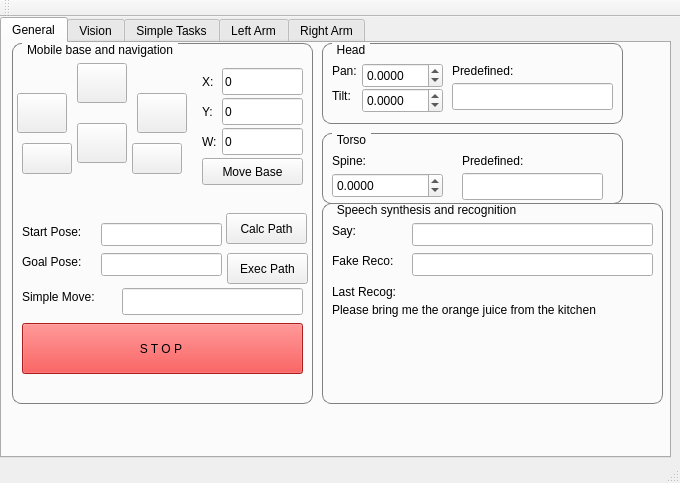
mnegretev/Mobile-Robots-2024-2, file catkin_ws/src/hri/justina_gui/src/MainWindow.ui: the form before one commit.
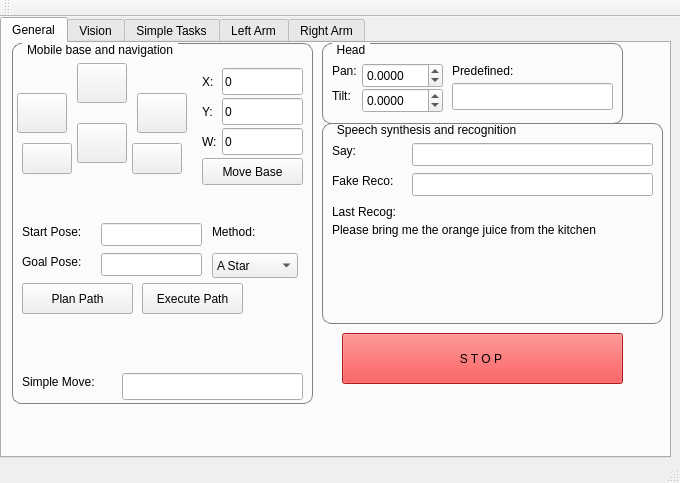
The form after the commit.

What changed in the file:
```diff
--- a/catkin_ws/src/hri/justina_gui/src/MainWindow.ui
+++ b/catkin_ws/src/hri/justina_gui/src/MainWindow.ui
@@ -69,14 +69,14 @@
       <widget class="QPushButton" name="navBtnExecPath">
        <property name="geometry">
         <rect>
-         <x>215</x>
-         <y>210</y>
-         <width>81</width>
+         <x>130</x>
+         <y>240</y>
+         <width>101</width>
          <height>31</height>
         </rect>
        </property>
        <property name="text">
-        <string>Exec Path</string>
+        <string>Execute Path</string>
        </property>
       </widget>
       <widget class="QLineEdit" name="navTxtStartPose">
@@ -84,7 +84,7 @@
         <rect>
          <x>89</x>
          <y>180</y>
-         <width>121</width>
+         <width>101</width>
          <height>23</height>
         </rect>
        </property>
@@ -94,7 +94,7 @@
         <rect>
          <x>89</x>
          <y>210</y>
-         <width>121</width>
+         <width>101</width>
          <height>23</height>
         </rect>
        </property>
@@ -115,14 +115,14 @@
       <widget class="QPushButton" name="navBtnCalcPath">
        <property name="geometry">
         <rect>
-         <x>214</x>
-         <y>170</y>
-         <width>81</width>
+         <x>10</x>
+         <y>240</y>
+         <width>111</width>
          <height>31</height>
         </rect>
        </property>
        <property name="text">
-        <string>Calc Path</string>
+        <string>Plan Path</string>
        </property>
       </widget>
       <widget class="QLabel" name="navLblGoalPose">
@@ -142,7 +142,7 @@
        <property name="geometry">
         <rect>
          <x>10</x>
-         <y>245</y>
+         <y>330</y>
          <width>101</width>
          <height>17</height>
         </rect>
@@ -155,7 +155,7 @@
        <property name="geometry">
         <rect>
          <x>110</x>
-         <y>245</y>
+         <y>330</y>
          <width>181</width>
          <height>27</height>
         </rect>
@@ -328,461 +328,6 @@
         <string>0</string>
        </property>
       </widget>
-      <widget class="QPushButton" name="btnStop">
-       <property name="geometry">
-        <rect>
-         <x>10</x>
-         <y>280</y>
-         <width>281</width>
-         <height>51</height>
-        </rect>
-       </property>
-       <property name="palette">
-        <palette>
-         <active>
-          <colorrole role="WindowText">
-           <brush brushstyle="SolidPattern">
-            <color alpha="255">
-             <red>0</red>
-             <green>0</green>
-             <blue>0</blue>
-            </color>
-           </brush>
-          </colorrole>
-          <colorrole role="Button">
-           <brush brushstyle="SolidPattern">
-            <color alpha="255">
-             <red>239</red>
-             <green>41</green>
-             <blue>41</blue>
-            </color>
-           </brush>
-          </colorrole>
-          <colorrole role="Light">
-           <brush brushstyle="SolidPattern">
-            <color alpha="255">
-             <red>255</red>
-             <green>147</green>
-             <blue>147</blue>
-            </color>
-           </brush>
-          </colorrole>
-          <colorrole role="Midlight">
-           <brush brushstyle="SolidPattern">
-            <color alpha="255">
-             <red>247</red>
-             <green>94</green>
-             <blue>94</blue>
-            </color>
-           </brush>
-          </colorrole>
-          <colorrole role="Dark">
-           <brush brushstyle="SolidPattern">
-            <color alpha="255">
-             <red>119</red>
-             <green>20</green>
-             <blue>20</blue>
-            </color>
-           </brush>
-          </colorrole>
-          <colorrole role="Mid">
-           <brush brushstyle="SolidPattern">
-            <color alpha="255">
-             <red>159</red>
-             <green>27</green>
-             <blue>27</blue>
-            </color>
-           </brush>
-          </colorrole>
-          <colorrole role="Text">
-           <brush brushstyle="SolidPattern">
-            <color alpha="255">
-             <red>0</red>
-             <green>0</green>
-             <blue>0</blue>
-            </color>
-           </brush>
-          </colorrole>
-          <colorrole role="BrightText">
-           <brush brushstyle="SolidPattern">
-            <color alpha="255">
-             <red>255</red>
-             <green>255</green>
-             <blue>255</blue>
-            </color>
-           </brush>
-          </colorrole>
-          <colorrole role="ButtonText">
-           <brush brushstyle="SolidPattern">
-            <color alpha="255">
-             <red>0</red>
-             <green>0</green>
-             <blue>0</blue>
-            </color>
-           </brush>
-          </colorrole>
-          <colorrole role="Base">
-           <brush brushstyle="SolidPattern">
-            <color alpha="255">
-             <red>255</red>
-             <green>255</green>
-             <blue>255</blue>
-            </color>
-           </brush>
-          </colorrole>
-          <colorrole role="Window">
-           <brush brushstyle="SolidPattern">
-            <color alpha="255">
-             <red>239</red>
-             <green>41</green>
-             <blue>41</blue>
-            </color>
-           </brush>
-          </colorrole>
-          <colorrole role="Shadow">
-           <brush brushstyle="SolidPattern">
-            <color alpha="255">
-             <red>0</red>
-             <green>0</green>
-             <blue>0</blue>
-            </color>
-           </brush>
-          </colorrole>
-          <colorrole role="AlternateBase">
-           <brush brushstyle="SolidPattern">
-            <color alpha="255">
-             <red>247</red>
-             <green>148</green>
-             <blue>148</blue>
-            </color>
-           </brush>
-          </colorrole>
-          <colorrole role="ToolTipBase">
-           <brush brushstyle="SolidPattern">
-            <color alpha="255">
-             <red>255</red>
-             <green>255</green>
-             <blue>220</blue>
-            </color>
-           </brush>
-          </colorrole>
-          <colorrole role="ToolTipText">
-           <brush brushstyle="SolidPattern">
-            <color alpha="255">
-             <red>0</red>
-             <green>0</green>
-             <blue>0</blue>
-            </color>
-           </brush>
-          </colorrole>
-          <colorrole role="PlaceholderText">
-           <brush brushstyle="NoBrush">
-            <color alpha="128">
-             <red>0</red>
-             <green>0</green>
-             <blue>0</blue>
-            </color>
-           </brush>
-          </colorrole>
-         </active>
-         <inactive>
-          <colorrole role="WindowText">
-           <brush brushstyle="SolidPattern">
-            <color alpha="255">
-             <red>0</red>
-             <green>0</green>
-             <blue>0</blue>
-            </color>
-           </brush>
-          </colorrole>
-          <colorrole role="Button">
-           <brush brushstyle="SolidPattern">
-            <color alpha="255">
-             <red>239</red>
-             <green>41</green>
-             <blue>41</blue>
-            </color>
-           </brush>
-          </colorrole>
-          <colorrole role="Light">
-           <brush brushstyle="SolidPattern">
-            <color alpha="255">
-             <red>255</red>
-             <green>147</green>
-             <blue>147</blue>
-            </color>
-           </brush>
-          </colorrole>
-          <colorrole role="Midlight">
-           <brush brushstyle="SolidPattern">
-            <color alpha="255">
-             <red>247</red>
-             <green>94</green>
-             <blue>94</blue>
-            </color>
-           </brush>
-          </colorrole>
-          <colorrole role="Dark">
-           <brush brushstyle="SolidPattern">
-            <color alpha="255">
-             <red>119</red>
-             <green>20</green>
-             <blue>20</blue>
-            </color>
-           </brush>
-          </colorrole>
-          <colorrole role="Mid">
-           <brush brushstyle="SolidPattern">
-            <color alpha="255">
-             <red>159</red>
-             <green>27</green>
-             <blue>27</blue>
-            </color>
-           </brush>
-          </colorrole>
-          <colorrole role="Text">
-           <brush brushstyle="SolidPattern">
-            <color alpha="255">
-             <red>0</red>
-             <green>0</green>
-             <blue>0</blue>
-            </color>
-           </brush>
-          </colorrole>
-          <colorrole role="BrightText">
-           <brush brushstyle="SolidPattern">
-            <color alpha="255">
-             <red>255</red>
-             <green>255</green>
-             <blue>255</blue>
-            </color>
-           </brush>
-          </colorrole>
-          <colorrole role="ButtonText">
-           <brush brushstyle="SolidPattern">
-            <color alpha="255">
-             <red>0</red>
-             <green>0</green>
-             <blue>0</blue>
-            </color>
-           </brush>
-          </colorrole>
-          <colorrole role="Base">
-           <brush brushstyle="SolidPattern">
-            <color alpha="255">
-             <red>255</red>
-             <green>255</green>
-             <blue>255</blue>
-            </color>
-           </brush>
-          </colorrole>
-          <colorrole role="Window">
-           <brush brushstyle="SolidPattern">
-            <color alpha="255">
-             <red>239</red>
-             <green>41</green>
-             <blue>41</blue>
-            </color>
-           </brush>
-          </colorrole>
-          <colorrole role="Shadow">
-           <brush brushstyle="SolidPattern">
-            <color alpha="255">
-             <red>0</red>
-             <green>0</green>
-             <blue>0</blue>
-            </color>
-           </brush>
-          </colorrole>
-          <colorrole role="AlternateBase">
-           <brush brushstyle="SolidPattern">
-            <color alpha="255">
-             <red>247</red>
-             <green>148</green>
-             <blue>148</blue>
-            </color>
-           </brush>
-          </colorrole>
-          <colorrole role="ToolTipBase">
-           <brush brushstyle="SolidPattern">
-            <color alpha="255">
-             <red>255</red>
-             <green>255</green>
-             <blue>220</blue>
-            </color>
-           </brush>
-          </colorrole>
-          <colorrole role="ToolTipText">
-           <brush brushstyle="SolidPattern">
-            <color alpha="255">
-             <red>0</red>
-             <green>0</green>
-             <blue>0</blue>
-            </color>
-           </brush>
-          </colorrole>
-          <colorrole role="PlaceholderText">
-           <brush brushstyle="NoBrush">
-            <color alpha="128">
-             <red>0</red>
-             <green>0</green>
-             <blue>0</blue>
-            </color>
-           </brush>
-          </colorrole>
-         </inactive>
-         <disabled>
-          <colorrole role="WindowText">
-           <brush brushstyle="SolidPattern">
-            <color alpha="255">
-             <red>119</red>
-             <green>20</green>
-             <blue>20</blue>
-            </color>
-           </brush>
-          </colorrole>
-          <colorrole role="Button">
-           <brush brushstyle="SolidPattern">
-            <color alpha="255">
-             <red>239</red>
-             <green>41</green>
-             <blue>41</blue>
-            </color>
-           </brush>
-          </colorrole>
-          <colorrole role="Light">
-           <brush brushstyle="SolidPattern">
-            <color alpha="255">
-             <red>255</red>
-             <green>147</green>
-             <blue>147</blue>
-            </color>
-           </brush>
-          </colorrole>
-          <colorrole role="Midlight">
-           <brush brushstyle="SolidPattern">
-            <color alpha="255">
-             <red>247</red>
-             <green>94</green>
-             <blue>94</blue>
-            </color>
-           </brush>
-          </colorrole>
-          <colorrole role="Dark">
-           <brush brushstyle="SolidPattern">
-            <color alpha="255">
-             <red>119</red>
-             <green>20</green>
-             <blue>20</blue>
-            </color>
-           </brush>
-          </colorrole>
-          <colorrole role="Mid">
-           <brush brushstyle="SolidPattern">
-            <color alpha="255">
-             <red>159</red>
-             <green>27</green>
-             <blue>27</blue>
-            </color>
-           </brush>
-          </colorrole>
-          <colorrole role="Text">
-           <brush brushstyle="SolidPattern">
-            <color alpha="255">
-             <red>119</red>
-             <green>20</green>
-             <blue>20</blue>
-            </color>
-           </brush>
-          </colorrole>
-          <colorrole role="BrightText">
-           <brush brushstyle="SolidPattern">
-            <color alpha="255">
-             <red>255</red>
-             <green>255</green>
-             <blue>255</blue>
-            </color>
-           </brush>
-          </colorrole>
-          <colorrole role="ButtonText">
-           <brush brushstyle="SolidPattern">
-            <color alpha="255">
-             <red>119</red>
-             <green>20</green>
-             <blue>20</blue>
-            </color>
-           </brush>
-          </colorrole>
-          <colorrole role="Base">
-           <brush brushstyle="SolidPattern">
-            <color alpha="255">
-             <red>239</red>
-             <green>41</green>
-             <blue>41</blue>
-            </color>
-           </brush>
-          </colorrole>
-          <colorrole role="Window">
-           <brush brushstyle="SolidPattern">
-            <color alpha="255">
-             <red>239</red>
-             <green>41</green>
-             <blue>41</blue>
-            </color>
-           </brush>
-          </colorrole>
-          <colorrole role="Shadow">
-           <brush brushstyle="SolidPattern">
-            <color alpha="255">
-             <red>0</red>
-             <green>0</green>
-             <blue>0</blue>
-            </color>
-           </brush>
-          </colorrole>
-          <colorrole role="AlternateBase">
-           <brush brushstyle="SolidPattern">
-            <color alpha="255">
-             <red>239</red>
-             <green>41</green>
-             <blue>41</blue>
-            </color>
-           </brush>
-          </colorrole>
-          <colorrole role="ToolTipBase">
-           <brush brushstyle="SolidPattern">
-            <color alpha="255">
-             <red>255</red>
-             <green>255</green>
-             <blue>220</blue>
-            </color>
-           </brush>
-          </colorrole>
-          <colorrole role="ToolTipText">
-           <brush brushstyle="SolidPattern">
-            <color alpha="255">
-             <red>0</red>
-             <green>0</green>
-             <blue>0</blue>
-            </color>
-           </brush>
-          </colorrole>
-          <colorrole role="PlaceholderText">
-           <brush brushstyle="NoBrush">
-            <color alpha="128">
-             <red>0</red>
-             <green>0</green>
-             <blue>0</blue>
-            </color>
-           </brush>
-          </colorrole>
-         </disabled>
-        </palette>
-       </property>
-       <property name="text">
-        <string>S T O P </string>
-       </property>
-      </widget>
       <widget class="QPushButton" name="btnRight">
        <property name="geometry">
         <rect>
@@ -821,6 +366,45 @@
         </size>
        </property>
       </widget>
+      <widget class="QComboBox" name="cbPathPlanningMethod">
+       <property name="geometry">
+        <rect>
+         <x>200</x>
+         <y>210</y>
+         <width>86</width>
+         <height>25</height>
+        </rect>
+       </property>
+       <property name="currentText">
+        <string>A Star</string>
+       </property>
+       <property name="currentIndex">
+        <number>0</number>
+       </property>
+       <item>
+        <property name="text">
+         <string>A Star</string>
+        </property>
+       </item>
+       <item>
+        <property name="text">
+         <string>RRT</string>
+        </property>
+       </item>
+      </widget>
+      <widget class="QLabel" name="navLblStartPose_34">
+       <property name="geometry">
+        <rect>
+         <x>200</x>
+         <y>180</y>
+         <width>81</width>
+         <height>17</height>
+        </rect>
+       </property>
+       <property name="text">
+        <string>Method:</string>
+       </property>
+      </widget>
      </widget>
      <widget class="QGroupBox" name="gbHead">
       <property name="geometry">
@@ -938,7 +522,7 @@
       <property name="geometry">
        <rect>
         <x>320</x>
-        <y>160</y>
+        <y>80</y>
         <width>341</width>
         <height>201</height>
        </rect>
@@ -1025,79 +609,460 @@
        </property>
       </widget>
      </widget>
-     <widget class="QGroupBox" name="gbHead_2">
+     <widget class="QPushButton" name="btnStop">
       <property name="geometry">
        <rect>
-        <x>320</x>
-        <y>90</y>
-        <width>301</width>
-        <height>71</height>
+        <x>340</x>
+        <y>290</y>
+        <width>281</width>
+        <height>51</height>
        </rect>
       </property>
-      <property name="title">
-       <string>Torso</string>
+      <property name="palette">
+       <palette>
+        <active>
+         <colorrole role="WindowText">
+          <brush brushstyle="SolidPattern">
+           <color alpha="255">
+            <red>0</red>
+            <green>0</green>
+            <blue>0</blue>
+           </color>
+          </brush>
+         </colorrole>
+         <colorrole role="Button">
+          <brush brushstyle="SolidPattern">
+           <color alpha="255">
+            <red>239</red>
+            <green>41</green>
+            <blue>41</blue>
+           </color>
+          </brush>
+         </colorrole>
+         <colorrole role="Light">
+          <brush brushstyle="SolidPattern">
+           <color alpha="255">
+            <red>255</red>
+            <green>147</green>
+            <blue>147</blue>
+           </color>
+          </brush>
+         </colorrole>
+         <colorrole role="Midlight">
+          <brush brushstyle="SolidPattern">
+           <color alpha="255">
+            <red>247</red>
+            <green>94</green>
+            <blue>94</blue>
+           </color>
+          </brush>
+         </colorrole>
+         <colorrole role="Dark">
+          <brush brushstyle="SolidPattern">
+           <color alpha="255">
+            <red>119</red>
+            <green>20</green>
+            <blue>20</blue>
+           </color>
+          </brush>
+         </colorrole>
+         <colorrole role="Mid">
+          <brush brushstyle="SolidPattern">
+           <color alpha="255">
+            <red>159</red>
+            <green>27</green>
+            <blue>27</blue>
+           </color>
+          </brush>
+         </colorrole>
+         <colorrole role="Text">
+          <brush brushstyle="SolidPattern">
+           <color alpha="255">
+            <red>0</red>
+            <green>0</green>
+            <blue>0</blue>
+           </color>
+          </brush>
+         </colorrole>
+         <colorrole role="BrightText">
+          <brush brushstyle="SolidPattern">
+           <color alpha="255">
+            <red>255</red>
+            <green>255</green>
+            <blue>255</blue>
+           </color>
+          </brush>
+         </colorrole>
+         <colorrole role="ButtonText">
+          <brush brushstyle="SolidPattern">
+           <color alpha="255">
+            <red>0</red>
+            <green>0</green>
+            <blue>0</blue>
+           </color>
+          </brush>
+         </colorrole>
+         <colorrole role="Base">
+          <brush brushstyle="SolidPattern">
+           <color alpha="255">
+            <red>255</red>
+            <green>255</green>
+            <blue>255</blue>
+           </color>
+          </brush>
+         </colorrole>
+         <colorrole role="Window">
+          <brush brushstyle="SolidPattern">
+           <color alpha="255">
+            <red>239</red>
+            <green>41</green>
+            <blue>41</blue>
+           </color>
+          </brush>
+         </colorrole>
+         <colorrole role="Shadow">
+          <brush brushstyle="SolidPattern">
+           <color alpha="255">
+            <red>0</red>
+            <green>0</green>
+            <blue>0</blue>
+           </color>
+          </brush>
+         </colorrole>
+         <colorrole role="AlternateBase">
+          <brush brushstyle="SolidPattern">
+           <color alpha="255">
+            <red>247</red>
+            <green>148</green>
+            <blue>148</blue>
+           </color>
+          </brush>
+         </colorrole>
+         <colorrole role="ToolTipBase">
+          <brush brushstyle="SolidPattern">
+           <color alpha="255">
+            <red>255</red>
+            <green>255</green>
+            <blue>220</blue>
+           </color>
+          </brush>
+         </colorrole>
+         <colorrole role="ToolTipText">
+          <brush brushstyle="SolidPattern">
+           <color alpha="255">
+            <red>0</red>
+            <green>0</green>
+            <blue>0</blue>
+           </color>
+          </brush>
+         </colorrole>
+         <colorrole role="PlaceholderText">
+          <brush brushstyle="NoBrush">
+           <color alpha="128">
+            <red>0</red>
+            <green>0</green>
+            <blue>0</blue>
+           </color>
+          </brush>
+         </colorrole>
+        </active>
+        <inactive>
+         <colorrole role="WindowText">
+          <brush brushstyle="SolidPattern">
+           <color alpha="255">
+            <red>0</red>
+            <green>0</green>
+            <blue>0</blue>
+           </color>
+          </brush>
+         </colorrole>
+         <colorrole role="Button">
+          <brush brushstyle="SolidPattern">
+           <color alpha="255">
+            <red>239</red>
+            <green>41</green>
+            <blue>41</blue>
+           </color>
+          </brush>
+         </colorrole>
+         <colorrole role="Light">
+          <brush brushstyle="SolidPattern">
+           <color alpha="255">
+            <red>255</red>
+            <green>147</green>
+            <blue>147</blue>
+           </color>
+          </brush>
+         </colorrole>
+         <colorrole role="Midlight">
+          <brush brushstyle="SolidPattern">
+           <color alpha="255">
+            <red>247</red>
+            <green>94</green>
+            <blue>94</blue>
+           </color>
+          </brush>
+         </colorrole>
+         <colorrole role="Dark">
+          <brush brushstyle="SolidPattern">
+           <color alpha="255">
+            <red>119</red>
+            <green>20</green>
+            <blue>20</blue>
+           </color>
+          </brush>
+         </colorrole>
+         <colorrole role="Mid">
+          <brush brushstyle="SolidPattern">
+           <color alpha="255">
+            <red>159</red>
+            <green>27</green>
+            <blue>27</blue>
+           </color>
+          </brush>
+         </colorrole>
+         <colorrole role="Text">
+          <brush brushstyle="SolidPattern">
+           <color alpha="255">
+            <red>0</red>
+            <green>0</green>
+            <blue>0</blue>
+           </color>
+          </brush>
+         </colorrole>
+         <colorrole role="BrightText">
+          <brush brushstyle="SolidPattern">
+           <color alpha="255">
+            <red>255</red>
+            <green>255</green>
+            <blue>255</blue>
+           </color>
+          </brush>
+         </colorrole>
+         <colorrole role="ButtonText">
+          <brush brushstyle="SolidPattern">
+           <color alpha="255">
+            <red>0</red>
+            <green>0</green>
+            <blue>0</blue>
+           </color>
+          </brush>
+         </colorrole>
+         <colorrole role="Base">
+          <brush brushstyle="SolidPattern">
+           <color alpha="255">
+            <red>255</red>
+            <green>255</green>
+            <blue>255</blue>
+           </color>
+          </brush>
+         </colorrole>
+         <colorrole role="Window">
+          <brush brushstyle="SolidPattern">
+           <color alpha="255">
+            <red>239</red>
+            <green>41</green>
+            <blue>41</blue>
+           </color>
+          </brush>
+         </colorrole>
+         <colorrole role="Shadow">
+          <brush brushstyle="SolidPattern">
+           <color alpha="255">
+            <red>0</red>
+            <green>0</green>
+            <blue>0</blue>
+           </color>
+          </brush>
+         </colorrole>
+         <colorrole role="AlternateBase">
+          <brush brushstyle="SolidPattern">
+           <color alpha="255">
+            <red>247</red>
+            <green>148</green>
+            <blue>148</blue>
+           </color>
+          </brush>
+         </colorrole>
+         <colorrole role="ToolTipBase">
+          <brush brushstyle="SolidPattern">
+           <color alpha="255">
+            <red>255</red>
+            <green>255</green>
+            <blue>220</blue>
+           </color>
+          </brush>
+         </colorrole>
+         <colorrole role="ToolTipText">
+          <brush brushstyle="SolidPattern">
+           <color alpha="255">
+            <red>0</red>
+            <green>0</green>
+            <blue>0</blue>
+           </color>
+          </brush>
+         </colorrole>
+         <colorrole role="PlaceholderText">
+          <brush brushstyle="NoBrush">
+           <color alpha="128">
+            <red>0</red>
+            <green>0</green>
+            <blue>0</blue>
+           </color>
+          </brush>
+         </colorrole>
+        </inactive>
+        <disabled>
+         <colorrole role="WindowText">
+          <brush brushstyle="SolidPattern">
+           <color alpha="255">
+            <red>119</red>
+            <green>20</green>
+            <blue>20</blue>
+           </color>
+          </brush>
+         </colorrole>
+         <colorrole role="Button">
+          <brush brushstyle="SolidPattern">
+           <color alpha="255">
+            <red>239</red>
+            <green>41</green>
+            <blue>41</blue>
+           </color>
+          </brush>
+         </colorrole>
+         <colorrole role="Light">
+          <brush brushstyle="SolidPattern">
+           <color alpha="255">
+            <red>255</red>
+            <green>147</green>
+            <blue>147</blue>
+           </color>
+          </brush>
+         </colorrole>
+         <colorrole role="Midlight">
+          <brush brushstyle="SolidPattern">
+           <color alpha="255">
+            <red>247</red>
+            <green>94</green>
+            <blue>94</blue>
+           </color>
+          </brush>
+         </colorrole>
+         <colorrole role="Dark">
+          <brush brushstyle="SolidPattern">
+           <color alpha="255">
+            <red>119</red>
+            <green>20</green>
+            <blue>20</blue>
+           </color>
+          </brush>
+         </colorrole>
+         <colorrole role="Mid">
+          <brush brushstyle="SolidPattern">
+           <color alpha="255">
+            <red>159</red>
+            <green>27</green>
+            <blue>27</blue>
+           </color>
+          </brush>
+         </colorrole>
+         <colorrole role="Text">
+          <brush brushstyle="SolidPattern">
+           <color alpha="255">
+            <red>119</red>
+            <green>20</green>
+            <blue>20</blue>
+           </color>
+          </brush>
+         </colorrole>
+         <colorrole role="BrightText">
+          <brush brushstyle="SolidPattern">
+           <color alpha="255">
+            <red>255</red>
+            <green>255</green>
+            <blue>255</blue>
+           </color>
+          </brush>
+         </colorrole>
+         <colorrole role="ButtonText">
+          <brush brushstyle="SolidPattern">
+           <color alpha="255">
+            <red>119</red>
+            <green>20</green>
+            <blue>20</blue>
+           </color>
+          </brush>
+         </colorrole>
+         <colorrole role="Base">
+          <brush brushstyle="SolidPattern">
+           <color alpha="255">
+            <red>239</red>
+            <green>41</green>
+            <blue>41</blue>
+           </color>
+          </brush>
+         </colorrole>
+         <colorrole role="Window">
+          <brush brushstyle="SolidPattern">
+           <color alpha="255">
+            <red>239</red>
+            <green>41</green>
+            <blue>41</blue>
+           </color>
+          </brush>
+         </colorrole>
+         <colorrole role="Shadow">
+          <brush brushstyle="SolidPattern">
+           <color alpha="255">
+            <red>0</red>
+            <green>0</green>
+            <blue>0</blue>
+           </color>
+          </brush>
+         </colorrole>
+         <colorrole role="AlternateBase">
+          <brush brushstyle="SolidPattern">
+           <color alpha="255">
+            <red>239</red>
+            <green>41</green>
+            <blue>41</blue>
+           </color>
+          </brush>
+         </colorrole>
+         <colorrole role="ToolTipBase">
+          <brush brushstyle="SolidPattern">
+           <color alpha="255">
+            <red>255</red>
+            <green>255</green>
+            <blue>220</blue>
+           </color>
+          </brush>
+         </colorrole>
+         <colorrole role="ToolTipText">
+          <brush brushstyle="SolidPattern">
+           <color alpha="255">
+            <red>0</red>
+            <green>0</green>
+            <blue>0</blue>
+           </color>
+          </brush>
+         </colorrole>
+         <colorrole role="PlaceholderText">
+          <brush brushstyle="NoBrush">
+           <color alpha="128">
+            <red>0</red>
+            <green>0</green>
+            <blue>0</blue>
+           </color>
+          </brush>
+         </colorrole>
+        </disabled>
+       </palette>
       </property>
-      <widget class="QDoubleSpinBox" name="torTxtPos">
-       <property name="geometry">
-        <rect>
-         <x>10</x>
-         <y>40</y>
-         <width>111</width>
-         <height>25</height>
-        </rect>
-       </property>
-       <property name="keyboardTracking">
-        <bool>false</bool>
-       </property>
-       <property name="decimals">
-        <number>4</number>
-       </property>
-       <property name="minimum">
-        <double>-1.570800000000000</double>
-       </property>
-       <property name="maximum">
-        <double>1.570800000000000</double>
-       </property>
-       <property name="singleStep">
-        <double>0.050000000000000</double>
-       </property>
-      </widget>
-      <widget class="QLabel" name="hdLblPan_2">
-       <property name="geometry">
-        <rect>
-         <x>10</x>
-         <y>20</y>
-         <width>51</width>
-         <height>16</height>
-        </rect>
-       </property>
-       <property name="text">
-        <string>Spine:</string>
-       </property>
-      </widget>
-      <widget class="QLabel" name="hdLblHeadPoseLbl_2">
-       <property name="geometry">
-        <rect>
-         <x>140</x>
-         <y>20</y>
-         <width>91</width>
-         <height>16</height>
-        </rect>
-       </property>
-       <property name="text">
-        <string>Predefined:</string>
-       </property>
-      </widget>
-      <widget class="QLineEdit" name="torTxtPredefined">
-       <property name="geometry">
-        <rect>
-         <x>140</x>
-         <y>40</y>
-         <width>141</width>
-         <height>27</height>
-        </rect>
-       </property>
-      </widget>
+      <property name="text">
+       <string>S T O P </string>
+      </property>
      </widget>
     </widget>
     <widget class="QWidget" name="tab">
```
Left out of the diff: 2 changed lines with no effect on the pictures.
